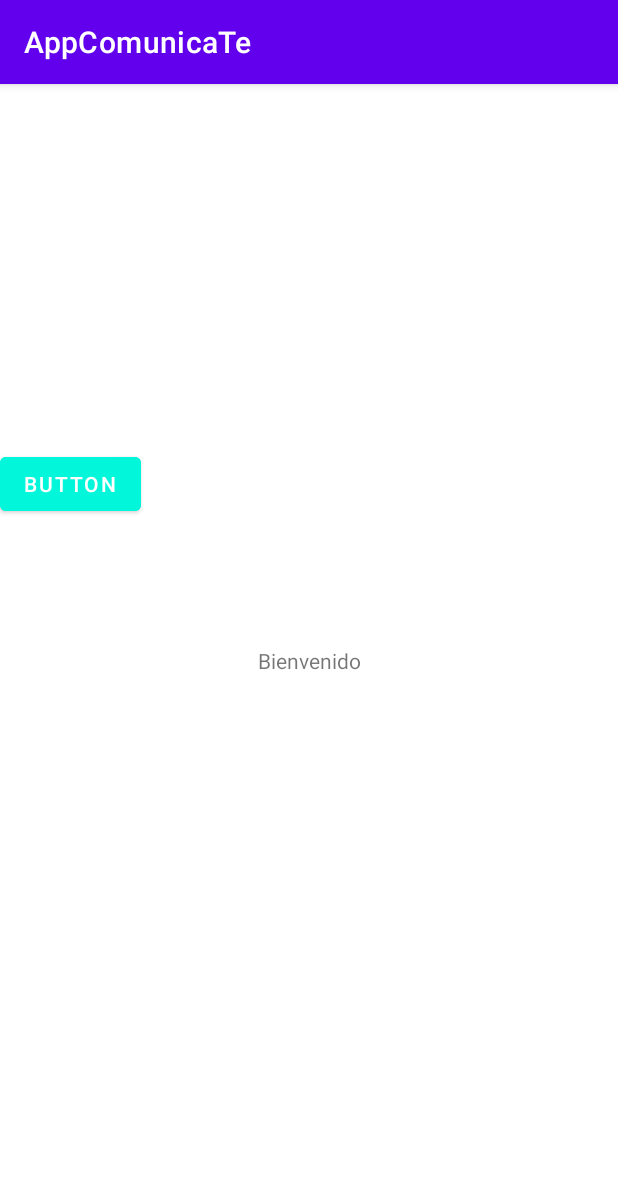
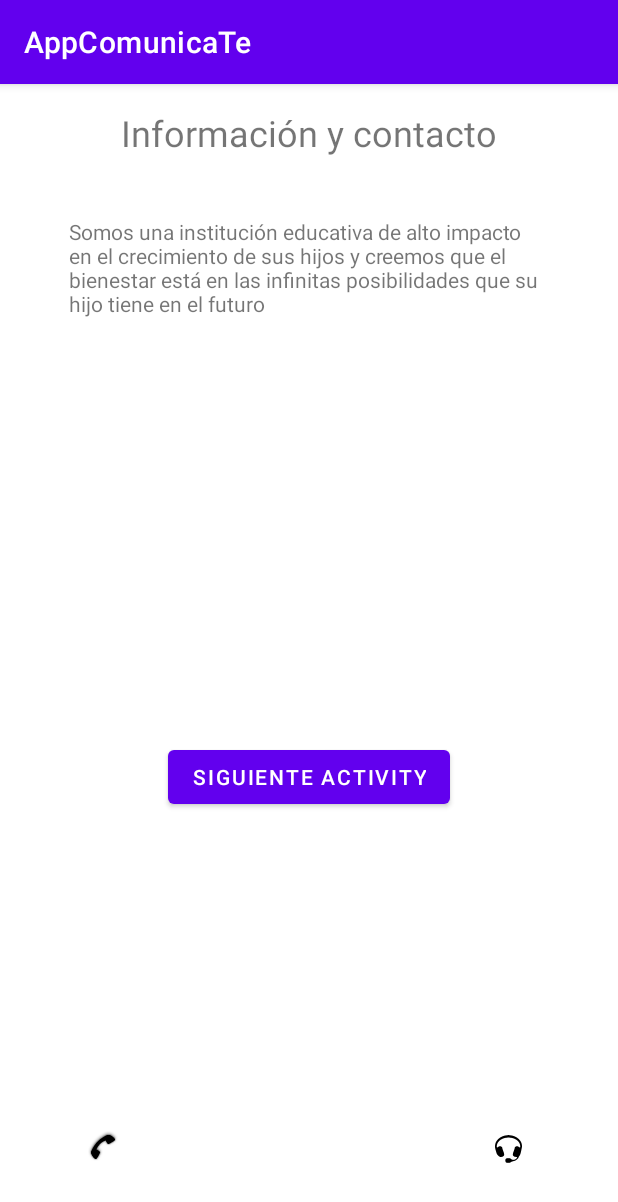
Before and after one commit to sectario/AppComunicaTe, an Android app: the InformationActivity screen opened directly, with no data from a screen before it, on a phone screen of 412 x 824 dp. Shown: the top 1202 px of the screen. Run offline under Robolectric (Android 15) with nearby library versions, the phone set to English and light mode, and no system bars.

Commit message:
navegabilidad en apla aplicación

```diff
--- a/app/src/main/java/com/sectario/appcomunicate/InformationActivity.java
+++ b/app/src/main/java/com/sectario/appcomunicate/InformationActivity.java
@@ -10,14 +10,24 @@ import androidx.appcompat.app.AppCompatActivity;
 public class InformationActivity extends AppCompatActivity {
 
 
-    Button btnIr;
+    Button buttonNextActiviTy2;
 
     @Override
     protected void onCreate(Bundle savedInstanceState) {
         super.onCreate(savedInstanceState);
         setContentView(R.layout.activity_information);
 
-        btnIr = findViewById(R.id.BtnIR);
+        buttonNextActiviTy2 = findViewById(R.id.buttonNextActiviTy2);
+
+
+        Intent i = new Intent(this, MainActivity.class);
+        buttonNextActiviTy2.setOnClickListener(new View.OnClickListener() {
+            @Override
+            public void onClick(View view) {
+                startActivity(i);
+            }
+        });
+
 
 
 
--- a/app/src/main/java/com/sectario/appcomunicate/LauncherActivity.java
+++ b/app/src/main/java/com/sectario/appcomunicate/LauncherActivity.java
@@ -21,7 +21,7 @@ public class LauncherActivity extends AppCompatActivity {
         Timer timer = new Timer("timer");
         Intent i = new Intent(this, MainActivity.class);
 
-        Toast.makeText(this, "Bienvenido", Toast.LENGTH_SHORT).setGravity(Gravity.CENTER,0,0);
+        Toast.makeText(this, "Bienvenido", Toast.LENGTH_SHORT).show();
 
         TimerTask task = new TimerTask() {
             @Override
--- a/app/src/main/java/com/sectario/appcomunicate/MainActivity.java
+++ b/app/src/main/java/com/sectario/appcomunicate/MainActivity.java
@@ -2,8 +2,11 @@ package com.sectario.appcomunicate;
 
 import androidx.appcompat.app.AppCompatActivity;
 
+import android.content.Intent;
 import android.os.Bundle;
+import android.view.View;
 import android.widget.ArrayAdapter;
+import android.widget.Button;
 import android.widget.ListView;
 
 import java.util.ArrayList;
@@ -11,6 +14,7 @@ import java.util.ArrayList;
 public class MainActivity extends AppCompatActivity {
 
     ListView lsNews;
+    Button buttonNextActiviTy;
 
 
     @Override
@@ -18,6 +22,7 @@ public class MainActivity extends AppCompatActivity {
         super.onCreate(savedInstanceState);
         setContentView(R.layout.activity_main);
 
+        buttonNextActiviTy =    findViewById(R.id.buttonNextActiviTy);
         lsNews = findViewById(R.id.lsNews);
 
         //ArrayAdapter<CharSequence>adapter = ArrayAdapter.createFromResource(this, R.array.list_news, android.R.layout.simple_list_item_1);
@@ -35,5 +40,13 @@ public class MainActivity extends AppCompatActivity {
 
         lsNews.setAdapter(adapter);
 
+        Intent i = new Intent(this, InformationActivity.class);
+        buttonNextActiviTy.setOnClickListener(new View.OnClickListener() {
+            @Override
+            public void onClick(View view) {
+                startActivity(i);
+            }
+        });
+
     }
 }
--- a/app/src/main/res/layout/activity_information.xml
+++ b/app/src/main/res/layout/activity_information.xml
@@ -8,24 +8,65 @@
     tools:context=".InformationActivity">
 
     <TextView
-        android:id="@+id/textView"
+        android:id="@+id/textView3"
+        android:layout_width="319dp"
+        android:layout_height="82dp"
+        android:layout_marginTop="40dp"
+        android:text="@string/information_content"
+        app:layout_constraintEnd_toEndOf="parent"
+        app:layout_constraintHorizontal_bias="0.496"
+        app:layout_constraintStart_toStartOf="parent"
+        app:layout_constraintTop_toBottomOf="@+id/TVNewsTittle2" />
+
+    <TextView
+        android:id="@+id/TVNewsTittle2"
         android:layout_width="wrap_content"
         android:layout_height="wrap_content"
-        android:text="Bienvenido"
+        android:layout_marginTop="16dp"
+        android:text="@string/information_tittle"
+        android:textSize="24sp"
+        app:layout_constraintEnd_toEndOf="parent"
+        app:layout_constraintHorizontal_bias="0.498"
+        app:layout_constraintStart_toStartOf="parent"
+        app:layout_constraintTop_toTopOf="parent" />
+
+    <ImageButton
+        android:id="@+id/imageButton"
+        android:layout_width="51dp"
+        android:layout_height="42dp"
+        android:backgroundTint="#FFFFFF"
+        android:tint="#000000"
+        app:layout_constraintBottom_toBottomOf="parent"
+        app:layout_constraintEnd_toEndOf="parent"
+        app:layout_constraintHorizontal_bias="0.869"
+        app:layout_constraintStart_toStartOf="parent"
+        app:layout_constraintTop_toBottomOf="@+id/textView3"
+        app:layout_constraintVertical_bias="0.933"
+        app:srcCompat="@android:drawable/stat_sys_headset" />
+
+    <ImageButton
+        android:id="@+id/imageButton2"
+        android:layout_width="wrap_content"
+        android:layout_height="wrap_content"
+        android:backgroundTint="#FFFFFF"
+        android:tint="#000000"
+        app:layout_constraintBottom_toBottomOf="parent"
+        app:layout_constraintEnd_toEndOf="parent"
+        app:layout_constraintHorizontal_bias="0.126"
+        app:layout_constraintStart_toStartOf="parent"
+        app:layout_constraintTop_toBottomOf="@+id/textView3"
+        app:layout_constraintVertical_bias="0.934"
+        app:srcCompat="@android:drawable/stat_sys_phone_call" />
+
+    <Button
+        android:id="@+id/buttonNextActiviTy2"
+        android:layout_width="wrap_content"
+        android:layout_height="wrap_content"
+        android:text="@string/next_activity"
         app:layout_constraintBottom_toBottomOf="parent"
         app:layout_constraintEnd_toEndOf="parent"
         app:layout_constraintStart_toStartOf="parent"
-        app:layout_constraintTop_toTopOf="parent" />
-
-    <Button
-        android:id="@+id/BtnIR"
-        android:layout_width="wrap_content"
-        android:layout_height="wrap_content"
-        android:layout_marginBottom="84dp"
-        android:backgroundTint="@color/Butons_colors"
-        android:fallbackLineSpacing="false"
-        android:text="Button"
-        app:layout_constraintBottom_toTopOf="@+id/textView"
-        tools:layout_editor_absoluteX="158dp" />
+        app:layout_constraintTop_toBottomOf="@+id/textView3"
+        app:layout_constraintVertical_bias="0.487" />
 
 </androidx.constraintlayout.widget.ConstraintLayout>
--- a/app/src/main/res/layout/activity_main.xml
+++ b/app/src/main/res/layout/activity_main.xml
@@ -5,6 +5,18 @@
     android:layout_width="match_parent"
     android:layout_height="match_parent"
     tools:context=".MainActivity">
+
+    <Button
+        android:id="@+id/buttonNextActiviTy"
+        android:layout_width="wrap_content"
+        android:layout_height="wrap_content"
+        android:layout_marginBottom="4dp"
+        android:text="@string/next_activity"
+        app:layout_constraintBottom_toBottomOf="parent"
+        app:layout_constraintEnd_toEndOf="parent"
+        app:layout_constraintStart_toStartOf="parent"
+        app:layout_constraintTop_toBottomOf="@+id/lsNews"
+        app:layout_constraintVertical_bias="0.487" />
 
     <TextView
         android:id="@+id/TVNewsTittle"
@@ -30,8 +42,8 @@
 
     <ListView
         android:id="@+id/lsNews"
-        android:layout_width="410dp"
-        android:layout_height="632dp"
+        android:layout_width="412dp"
+        android:layout_height="595dp"
         app:layout_constraintTop_toBottomOf="@+id/textView2"
         tools:layout_editor_absoluteX="0dp" />
 
--- a/app/src/main/res/values/strings.xml
+++ b/app/src/main/res/values/strings.xml
@@ -2,4 +2,7 @@
     <string name="app_name">AppComunicaTe</string>
     <string name="news_tittle">Noticias y circulares</string>
     <string name="news_description">Aquí puedes ver las noticias y circulares</string>
+    <string name="information_tittle">Información y contacto</string>
+    <string name="next_activity">Siguiente activity</string>
+    <string name="information_content">Somos una institución educativa de alto impacto en el crecimiento de sus hijos y creemos que el bienestar está en las infinitas posibilidades que su hijo tiene en el futuro</string>
 </resources>
```
